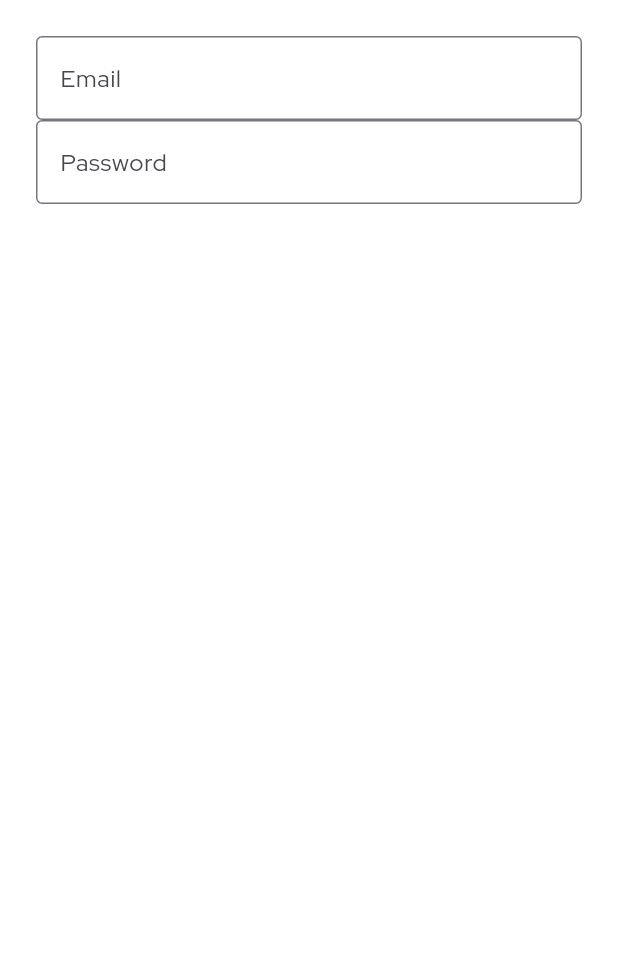
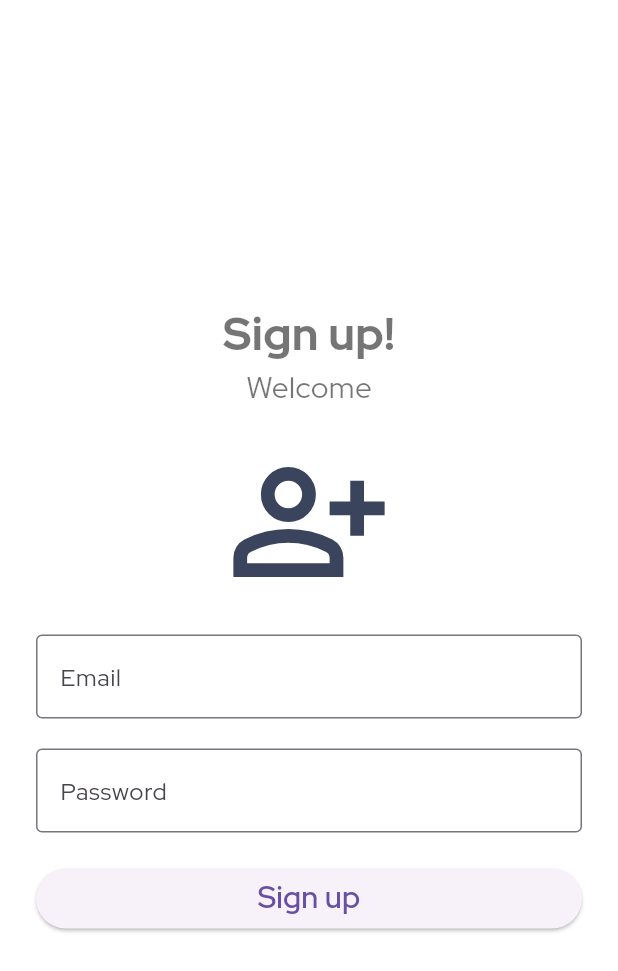
Before and after one commit to RGonzalez578/ChattingApp, a Flutter app: the SignUpPage screen opened directly, on a phone screen of 412 x 824 dp. Shown: the top 971 px of the screen. Run offline on Flutter 3.47's test engine with Material 3 defaults, Android fonts, the phone set to English and light mode, and no system bars; our stand-ins replace firebase_auth, firebase_core, firebase_crashlytics, flutter_svg, shared_preferences; accounts and stored records are empty.

Commit message:
Styling up sign up page

```diff
--- a/lib/signup_page.dart
+++ b/lib/signup_page.dart
@@ -1,22 +1,62 @@
+import 'package:chat_app/core/constants.dart';
+import 'package:chat_app/utils/spaces.dart';
 import 'package:flutter/material.dart';
 import 'package:flutter/widgets.dart';
 import 'package:chat_app/widgets/login_textfield.dart';
+import 'package:flutter_svg/flutter_svg.dart';
+import 'package:chat_app/core/brand_colors.dart';
 
 class SignUpPage extends StatefulWidget {
-  const SignUpPage({super.key});
+  const SignUpPage({Key? key}) : super(key: key);
 
   @override
   State<SignUpPage> createState() => _SignUpPageState();
 }
 
 class _SignUpPageState extends State<SignUpPage> {
-
   final _formKey = GlobalKey<FormState>();
   final emailInputController = TextEditingController();
   final passInputController = TextEditingController();
 
-  Widget _buildForm () {
+  Widget _buildHeader() {
     return Column(
+      mainAxisAlignment: MainAxisAlignment.center,
+      children: [
+        const Text(
+          'Sign up!',
+          style: TextStyle(
+              fontSize: 30,
+              fontWeight: FontWeight.bold,
+              color: Colors.black54
+          ),
+        ),
+
+        const Text(
+            'Welcome',
+            style: TextStyle(
+                fontSize: 20,
+                fontWeight: FontWeight.normal,
+                color: Colors.black54
+            )
+        ),
+
+        verticalSpacing(standardSpace),
+
+        SvgPicture.asset(
+          'assets/images/person-add.svg',
+          semanticsLabel: 'add user icon',
+          colorFilter:
+          ColorFilter.mode(BrandColors.primaryColor, BlendMode.srcIn),
+          height: 110,
+        )
+      ]
+    );
+  }
+
+  Widget _buildForm() {
+    return Column(
+      mainAxisAlignment: MainAxisAlignment.center,
+      crossAxisAlignment: CrossAxisAlignment.stretch,
       children: [
         Form(
           key: _formKey,
@@ -25,22 +65,31 @@ class _SignUpPageState extends State<SignUpPage> {
               LoginTextField(
                   controller: emailInputController,
                   validator: (value) {
-                    if (value == null) {
+                    if (value == null || value.isEmpty) {
                       return "No puede estar vacío";
                     }
                   },
-                  labelText: "Email"
-              ),
-              LoginTextField(controller: passInputController,
+                  labelText: "Email"),
+              verticalSpacing(standardSpace),
+              LoginTextField(
+                  controller: passInputController,
                   validator: (value) {
-                    if (value == null) {
+                    if (value == null || value.isEmpty) {
                       return "No puede estar vacío";
                     }
                   },
-                  labelText: "Password"
-              )
+                  labelText: "Password")
             ],
           ),
+        ),
+
+        verticalSpacing(standardSpace),
+
+        ElevatedButton(onPressed: signUp,
+            child: const Text (
+              'Sign up',
+              style: TextStyle(fontSize: 20, fontWeight: FontWeight.w600),
+            )
         )
       ],
     );
@@ -55,10 +104,23 @@ class _SignUpPageState extends State<SignUpPage> {
           child: Padding(
             padding: const EdgeInsets.all(24),
             child: Column(
-              children: [_buildForm()],
+              mainAxisAlignment: MainAxisAlignment.center,
+              crossAxisAlignment: CrossAxisAlignment.stretch,
+              children: [
+                _buildHeader(),
+                verticalSpacing(standardSpace),
+                _buildForm()
+              ],
             ),
           ),
-        )
-    );
+        ));
+  }
+
+  signUp () {
+    if (_formKey.currentState != null && _formKey.currentState!.validate()) {
+      print('valid');
+    } else {
+      print('Invalid');
+    }
   }
 }
```
Also changed, not shown: lib/login_page.dart (+15 -15 lines), assets/images/person-add.svg (added).
